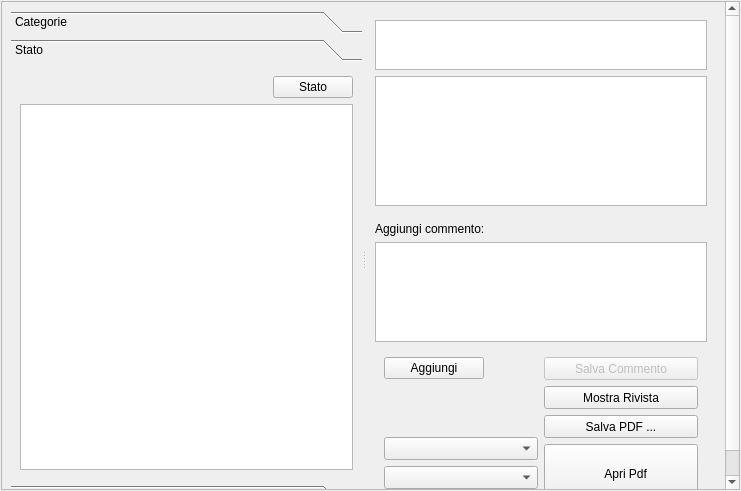
Above: lescienze500/src/bookmarkgui.ui from simon-r/LeScienze500 before the change. Below: the same form after it.
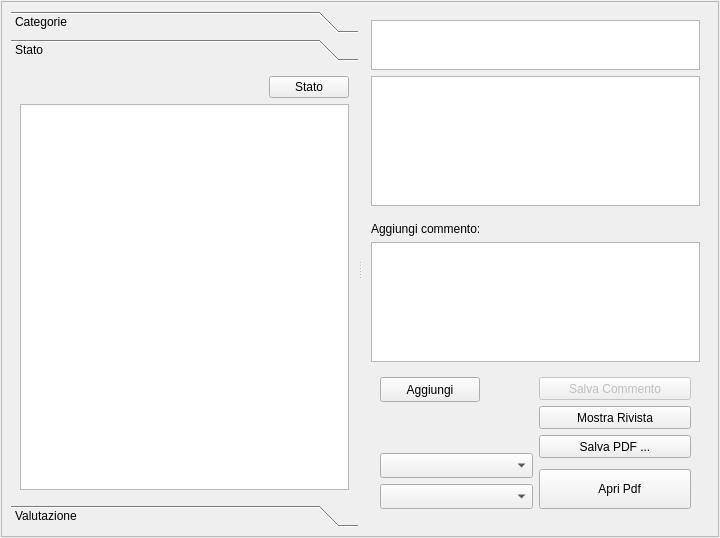
That is the form after the change. Icons and pictures are not drawn.

Commit message: correzione layout

```diff
--- a/lescienze500/src/bookmarkgui.ui
+++ b/lescienze500/src/bookmarkgui.ui
@@ -6,8 +6,8 @@
    <rect>
     <x>0</x>
     <y>0</y>
-    <width>741</width>
-    <height>491</height>
+    <width>720</width>
+    <height>538</height>
    </rect>
   </property>
   <property name="windowTitle">
@@ -32,9 +32,9 @@
       <property name="geometry">
        <rect>
         <x>0</x>
-        <y>-1</y>
-        <width>718</width>
-        <height>492</height>
+        <y>0</y>
+        <width>712</width>
+        <height>530</height>
        </rect>
       </property>
       <layout class="QHBoxLayout" name="horizontalLayout">
@@ -131,8 +131,8 @@
             <rect>
              <x>0</x>
              <y>0</y>
-             <width>329</width>
-             <height>390</height>
+             <width>346</width>
+             <height>428</height>
             </rect>
            </property>
            <attribute name="icon">
@@ -339,12 +339,21 @@
                    <layout class="QVBoxLayout" name="verticalLayout_4">
                     <item>
                      <widget class="QPushButton" name="AddFavorite">
+                      <property name="minimumSize">
+                       <size>
+                        <width>0</width>
+                        <height>25</height>
+                       </size>
+                      </property>
                       <property name="maximumSize">
                        <size>
                         <width>100</width>
-                        <height>16777215</height>
+                        <height>25</height>
                        </size>
                       </property>
+                      <property name="autoFillBackground">
+                       <bool>true</bool>
+                      </property>
                       <property name="text">
                        <string>Aggiungi</string>
                       </property>
@@ -352,6 +361,12 @@
                        <iconset resource="crystal.qrc">
                         <normaloff>:/icons/crystal/1leftarrow-256.png</normaloff>:/icons/crystal/1leftarrow-256.png</iconset>
                       </property>
+                      <property name="iconSize">
+                       <size>
+                        <width>20</width>
+                        <height>20</height>
+                       </size>
+                      </property>
                      </widget>
                     </item>
                     <item>
@@ -372,7 +387,13 @@
                       <property name="minimumSize">
                        <size>
                         <width>0</width>
-                        <height>23</height>
+                        <height>25</height>
+                       </size>
+                      </property>
+                      <property name="maximumSize">
+                       <size>
+                        <width>16777215</width>
+                        <height>25</height>
                        </size>
                       </property>
                       <property name="toolTip">
@@ -391,7 +412,13 @@
                       <property name="minimumSize">
                        <size>
                         <width>0</width>
-                        <height>23</height>
+                        <height>25</height>
+                       </size>
+                      </property>
+                      <property name="maximumSize">
+                       <size>
+                        <width>16777215</width>
+                        <height>25</height>
                        </size>
                       </property>
                       <property name="toolTip">
@@ -445,12 +472,25 @@
                       </property>
                      </widget>
                     </item>
+                    <item>
+                     <spacer name="verticalSpacer_2">
+                      <property name="orientation">
+                       <enum>Qt::Vertical</enum>
+                      </property>
+                      <property name="sizeHint" stdset="0">
+                       <size>
+                        <width>20</width>
+                        <height>40</height>
+                       </size>
+                      </property>
+                     </spacer>
+                    </item>
                     <item>
                      <widget class="QPushButton" name="OpenPDF">
                       <property name="minimumSize">
                        <size>
                         <width>0</width>
-                        <height>60</height>
+                        <height>40</height>
                        </size>
                       </property>
                       <property name="text">
@@ -462,25 +502,12 @@
                       </property>
                       <property name="iconSize">
                        <size>
-                        <width>40</width>
-                        <height>40</height>
+                        <width>30</width>
+                        <height>30</height>
                        </size>
                       </property>
                      </widget>
                     </item>
-                    <item>
-                     <spacer name="verticalSpacer_2">
-                      <property name="orientation">
-                       <enum>Qt::Vertical</enum>
-                      </property>
-                      <property name="sizeHint" stdset="0">
-                       <size>
-                        <width>20</width>
-                        <height>5</height>
-                       </size>
-                      </property>
-                     </spacer>
-                    </item>
                    </layout>
                   </item>
                  </layout>
```
Left out of the diff: 8 changed lines with no effect on the pictures.
